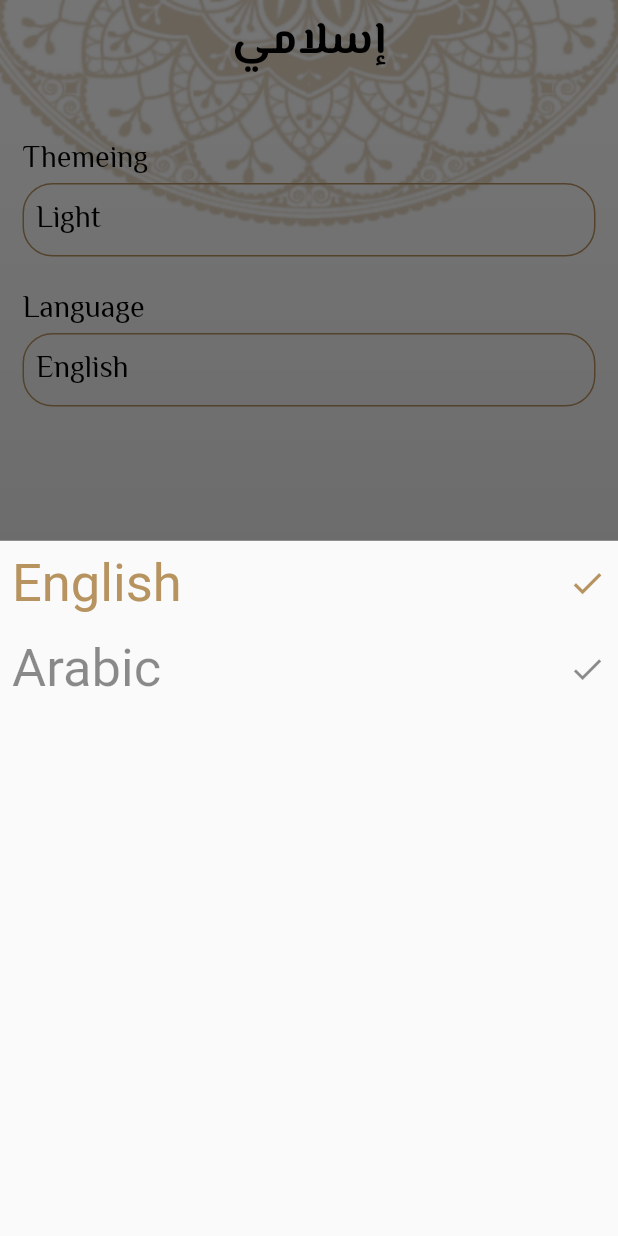
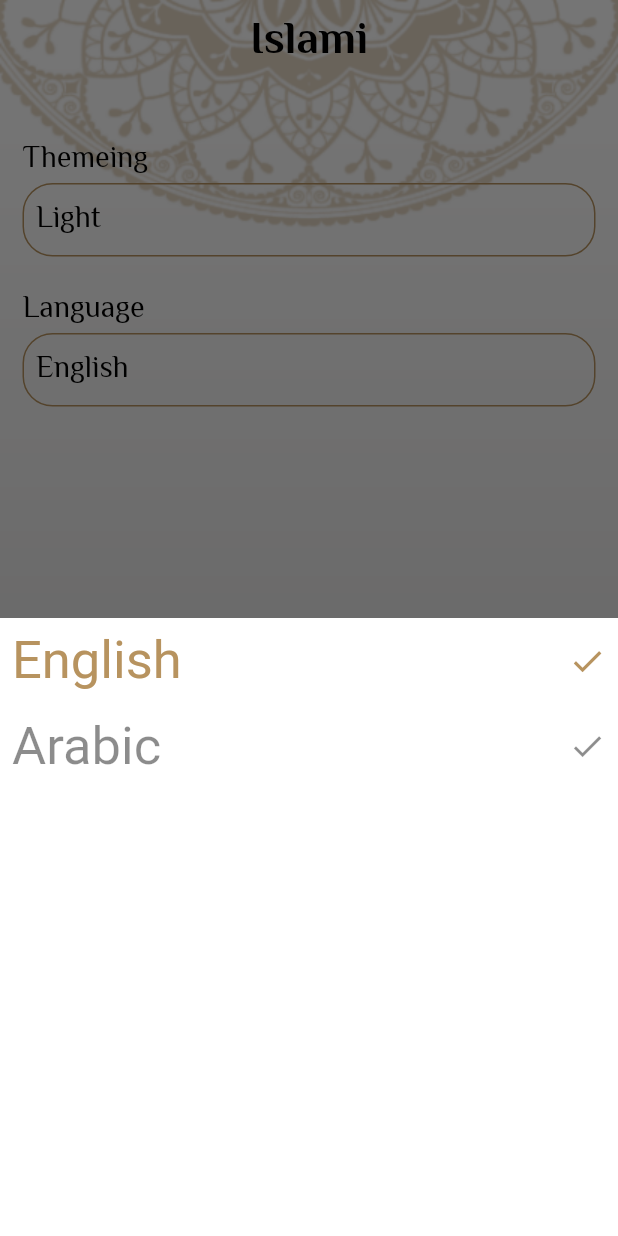
Before and after one commit to salmahossam094/islami, a Flutter app: the screen it shows after launch, item 5 of the bottom bar chosen, after a tap on "English", on a phone screen of 412 x 824 dp. Run offline on Flutter 3.47's test engine with Material 2 defaults, Android fonts, the phone set to English and light mode, and no system bars; our stand-ins replace font_awesome_flutter, google_fonts; generated files the repository leaves out were written again; Roboto replaces fonts that are missing (Jomhuria).

Commit message:
add localization

```diff
--- /dev/null
+++ b/l10n.yaml
@@ -0,0 +1,3 @@
+arb-dir: lib/l10n
+template-arb-file: app_en.arb
+output-localization-file: app_localizations.dart
--- a/lib/home.dart
+++ b/lib/home.dart
@@ -3,7 +3,7 @@ import 'package:islami/tabs/ahadeth.dart';
 import 'package:islami/tabs/radio.dart';
 import 'package:islami/tabs/sebha.dart';
 import 'package:islami/tabs/settings.dart';
-
+import 'package:flutter_gen/gen_l10n/app_localizations.dart';
 import 'tabs/quran.dart';
 
 List<Widget> tabs = [
@@ -46,7 +46,7 @@ class _HomeScreenState extends State<HomeScreen> with WidgetsBindingObserver {
         Scaffold(
           appBar: AppBar(
             title: Text(
-              'إسلامي',
+              AppLocalizations.of(context)!.appTitle,
               style: Theme.of(context).textTheme.bodyLarge,
             ),
           ),
@@ -61,21 +61,21 @@ class _HomeScreenState extends State<HomeScreen> with WidgetsBindingObserver {
             items: [
               BottomNavigationBarItem(
                   backgroundColor: Theme.of(context).primaryColor,
-                  label: 'الراديو',
+                  label: AppLocalizations.of(context)!.radio,
                   icon: const ImageIcon(
                     AssetImage('assets/images/radio.png'),
                     size: 28,
                   )),
               BottomNavigationBarItem(
                   backgroundColor: Theme.of(context).primaryColor,
-                  label: 'السبحة',
+                  label: AppLocalizations.of(context)!.sebha,
                   icon: const ImageIcon(
                     AssetImage('assets/images/sebha.png'),
                     size: 28,
                   )),
               BottomNavigationBarItem(
                 backgroundColor: Theme.of(context).primaryColor,
-                label: 'أحاديث',
+                label: AppLocalizations.of(context)!.ahadeth,
                 icon: const ImageIcon(
                   AssetImage('assets/images/ahadeth.png'),
                   size: 28,
@@ -83,14 +83,14 @@ class _HomeScreenState extends State<HomeScreen> with WidgetsBindingObserver {
               ),
               BottomNavigationBarItem(
                   backgroundColor: Theme.of(context).primaryColor,
-                  label: 'القرآن',
+                  label: AppLocalizations.of(context)!.quran,
                   icon: const ImageIcon(
                     AssetImage('assets/images/quran.png'),
                     size: 28,
                   )),
               BottomNavigationBarItem(
                   backgroundColor: Theme.of(context).primaryColor,
-                  label: 'الإعدادات',
+                  label: AppLocalizations.of(context)!.settings,
                   icon: const Icon(
                     Icons.settings,
                     size: 28,
--- a/lib/main.dart
+++ b/lib/main.dart
@@ -1,10 +1,12 @@
 import 'package:flutter/material.dart';
+import 'package:flutter_localizations/flutter_localizations.dart';
 import 'package:islami/hadeth_details.dart';
 import 'package:islami/my_theme.dart';
 import 'package:islami/providers/my_provider.dart';
 import 'package:islami/sura_details.dart';
 import 'package:provider/provider.dart';
 import 'home.dart';
+import 'package:flutter_gen/gen_l10n/app_localizations.dart';
 
 void main() {
   return runApp(ChangeNotifierProvider(
@@ -16,6 +18,17 @@ class MyApp extends StatelessWidget {
   Widget build(BuildContext context) {
     var provider = Provider.of<MyProvider>(context);
     return MaterialApp(
+      localizationsDelegates: [
+        AppLocalizations.delegate,
+        GlobalMaterialLocalizations.delegate,
+        GlobalWidgetsLocalizations.delegate,
+        GlobalCupertinoLocalizations.delegate,
+      ],
+      supportedLocales: [
+        Locale('en'), // English
+        Locale('ar'),
+      ],
+     locale: Locale(provider.Language),
       themeMode: provider.themeMode,
       theme: MyThemeData.lightTheme,
       darkTheme: MyThemeData.darkTheme,
--- a/lib/my_theme.dart
+++ b/lib/my_theme.dart
@@ -36,10 +36,10 @@ class MyThemeData {
       bottomNavigationBarTheme: BottomNavigationBarThemeData(
         backgroundColor: lightColor,
         selectedItemColor: Colors.black,
-        selectedLabelStyle: const TextStyle(color: Colors.black, fontSize: 12),
+        selectedLabelStyle:  GoogleFonts.elMessiri(color: Colors.black, fontSize: 18,fontWeight: FontWeight.w600),
         unselectedItemColor: Colors.white,
         unselectedLabelStyle:
-            const TextStyle(color: Colors.white, fontSize: 12),
+            GoogleFonts.elMessiri(color: Colors.white,fontSize: 18,fontWeight: FontWeight.w600),
       ));
   static ThemeData darkTheme = ThemeData(
     primaryColor: darkColor,
@@ -54,8 +54,9 @@ class MyThemeData {
         backgroundColor: darkColor,
         selectedItemColor: darkColorIcon,
         selectedLabelStyle:
-            const TextStyle(color: Color(0xFFFACC1D), fontSize: 12),
+            const TextStyle(color: Color(0xFFFACC1D), fontSize: 18,fontWeight: FontWeight.w600),
         unselectedItemColor: Colors.white,
+        unselectedLabelStyle: const TextStyle( fontSize: 18,fontWeight: FontWeight.w600),
       ),
       textTheme: TextTheme(
         bodyLarge: GoogleFonts.elMessiri(
--- a/lib/providers/my_provider.dart
+++ b/lib/providers/my_provider.dart
@@ -2,10 +2,15 @@ import 'package:flutter/material.dart';
 
 class MyProvider extends ChangeNotifier {
   ThemeMode themeMode = ThemeMode.light;
+  String Language = 'en';
 
   changeTheme(ThemeMode mode) {
     themeMode = mode;
     notifyListeners();
   }
 
+  chageLanguage(String lang) {
+    Language = lang;
+    notifyListeners();
+  }
 }
--- /dev/null
+++ b/lib/showLanguage_bottomSheet.dart
@@ -0,0 +1,77 @@
+import 'package:flutter/material.dart';
+import 'package:islami/providers/my_provider.dart';
+import 'package:provider/provider.dart';
+import 'package:flutter_gen/gen_l10n/app_localizations.dart';
+
+class ShowLanguageBottomSheet extends StatelessWidget {
+  const ShowLanguageBottomSheet({Key? key}) : super(key: key);
+
+  @override
+  Widget build(BuildContext context) {
+    var pro = Provider.of<MyProvider>(context);
+    return Container(
+        height: MediaQuery.of(context).size.height * .5,
+        child: Column(
+          children: [
+            Padding(
+              padding: const EdgeInsets.all(8.0),
+              child: InkWell(
+                onTap: () {
+                  pro.chageLanguage('en');
+                },
+                child: Row(
+                  children: [
+                    Text(
+                      AppLocalizations.of(context)!.english,
+                      style: Theme.of(context).textTheme.bodyMedium?.copyWith(
+                          color: pro.Language == 'en'
+                              ? Theme.of(context).primaryColor
+                              : Colors.black45,
+                          fontWeight: FontWeight.w400,
+                          fontSize: 35),
+                    ),
+                    Spacer(),
+                    Icon(
+                      Icons.done,
+                      color: pro.Language == 'en'
+                          ? Theme.of(context).primaryColor
+                          : Colors.black45,
+                      size: 25,
+                    )
+                  ],
+                ),
+              ),
+            ),
+            Padding(
+              padding: const EdgeInsets.all(8.0),
+              child: InkWell(
+                onTap: () {
+                  pro.chageLanguage('ar');
+                },
+                child: Row(
+                  children: [
+                    Text(
+                      AppLocalizations.of(context)!.arabic,
+                      style: Theme.of(context).textTheme.bodyMedium?.copyWith(
+                          color: pro.Language == 'ar'
+                              ? Theme.of(context).primaryColor
+                              : Colors.black45,
+                          fontWeight: FontWeight.w400,
+                          fontSize: 35),
+                    ),
+                    Spacer(),
+                    Icon(
+                      Icons.done,
+                      color: pro.Language == 'ar'
+                          ? Theme.of(context).primaryColor
+                          : Colors.black45,
+                      size: 25,
+                    )
+                  ],
+                ),
+              ),
+            ),
+          ],
+        ));
+  }
+}
--- a/lib/tabs/ahadeth.dart
+++ b/lib/tabs/ahadeth.dart
@@ -1,7 +1,7 @@
 import 'package:flutter/material.dart';
 import 'package:flutter/services.dart';
 import 'package:islami/hadeth_details.dart';
-
+import 'package:flutter_gen/gen_l10n/app_localizations.dart';
 import '../models/hadeth_model.dart';
 import '../my_theme.dart';
 
@@ -31,7 +31,7 @@ class _AhadethTabState extends State<AhadethTab> {
                 : MyThemeData.darkColorIcon,
           ),
           Text(
-            'الأحاديث',
+           AppLocalizations.of(context)!.ahadeth,
             style: Theme.of(context).textTheme.bodySmall,
           ),
           Divider(
--- a/lib/tabs/settings.dart
+++ b/lib/tabs/settings.dart
@@ -1,7 +1,9 @@
 import 'package:flutter/material.dart';
 import 'package:islami/providers/my_provider.dart';
+import 'package:islami/showLanguage_bottomSheet.dart';
 import 'package:islami/showTheme_bottomSheet.dart';
 import 'package:provider/provider.dart';
+import 'package:flutter_gen/gen_l10n/app_localizations.dart';
 
 class SettingsTab extends StatefulWidget {
   static const String routeName = 'settings';
@@ -23,7 +25,7 @@ class _SettingsTabState extends State<SettingsTab> {
             height: 20,
           ),
           Text(
-            'Themeing',
+            AppLocalizations.of(context)!.themeing,
             style:
                 Theme.of(context).textTheme.bodySmall?.copyWith(fontSize: 20),
           ),
@@ -34,14 +36,17 @@ class _SettingsTabState extends State<SettingsTab> {
             child: Container(
               width: double.infinity,
               decoration: BoxDecoration(
-                  border: Border.all(color: Theme.of(context).primaryColor),
+                  border: Border.all(
+                      color: Theme.of(context).brightness == Brightness.light
+                          ? Theme.of(context).primaryColor
+                          : Colors.white),
                   borderRadius: BorderRadius.circular(20)),
               child: Padding(
                 padding: const EdgeInsets.all(8.0),
                 child: Text(
                     Theme.of(context).brightness == Brightness.light
-                        ? 'Light'
-                        : 'Dark',
+                        ? AppLocalizations.of(context)!.light
+                        : AppLocalizations.of(context)!.dark,
                     style: Theme.of(context)
                         .textTheme
                         .bodySmall
@@ -53,82 +58,28 @@ class _SettingsTabState extends State<SettingsTab> {
             height: 20,
           ),
           Text(
-            'Language',
+            AppLocalizations.of(context)!.language,
             style:
                 Theme.of(context).textTheme.bodySmall?.copyWith(fontSize: 20),
           ),
           InkWell(
             onTap: () {
-              showModalBottomSheet(
-                context: context,
-                builder: (context) {
-                  return Column(
-                    children: [
-                      Padding(
-                        padding: const EdgeInsets.all(8.0),
-                        child: Row(
-                          children: [
-                            Text(
-                              'English',
-                              style: Theme.of(context)
-                                  .textTheme
-                                  .bodyMedium
-                                  ?.copyWith(
-                                      color: Theme.of(context).primaryColor,
-                                      fontWeight: FontWeight.w400,
-                                      fontSize: 35),
-                            ),
-                            Spacer(),
-                            Icon(
-                              Icons.done,
-                              color: Theme.of(context).primaryColor,
-                              size: 25,
-                            )
-                          ],
-                        ),
-                      ),
-                      Padding(
-                        padding: const EdgeInsets.all(8.0),
-                        child: Row(
-                          children: [
-                            Text(
-                              'Arabic',
-                              style: Theme.of(context)
-                                  .textTheme
-                                  .bodyMedium
-                                  ?.copyWith(
-                                      color: Theme.of(context).brightness ==
-                                              Brightness.light
-                                          ? Colors.black45
-                                          : Colors.white,
-                                      fontWeight: FontWeight.w400,
-                                      fontSize: 35),
-                            ),
-                            Spacer(),
-                            Icon(
-                              Icons.done,
-                              color: Theme.of(context).brightness ==
-                                      Brightness.light
-                                  ? Colors.black45
-                                  : Colors.white,
-                              size: 25,
-                            )
-                          ],
-                        ),
-                      ),
-                    ],
-                  );
-                },
-              );
+              showLanguageSheet();
             },
             child: Container(
               width: double.infinity,
               decoration: BoxDecoration(
-                  border: Border.all(color: Theme.of(context).primaryColor),
+                  border: Border.all(
+                      color: Theme.of(context).brightness == Brightness.light
+                          ? Theme.of(context).primaryColor
+                          : Colors.white),
                   borderRadius: BorderRadius.circular(20)),
               child: Padding(
                 padding: const EdgeInsets.all(8.0),
-                child: Text('English',
+                child: Text(
+                    prov.Language == 'ar'
+                        ? AppLocalizations.of(context)!.arabic
+                        : AppLocalizations.of(context)!.english,
                     style: Theme.of(context)
                         .textTheme
                         .bodySmall
@@ -141,8 +92,18 @@ class _SettingsTabState extends State<SettingsTab> {
     );
   }
 
+  showLanguageSheet() {
+    showModalBottomSheet(
+        backgroundColor: Theme.of(context).brightness==Brightness.light?Colors.white:Colors.white,
+        context: context,
+        builder: (context) {
+          return ShowLanguageBottomSheet();
+        });
+  }
+
   showThemeSheet() {
     showModalBottomSheet(
+
         context: context,
         builder: (context) {
           return ShowThemeBottomSheet();
--- a/pubspec.yaml
+++ b/pubspec.yaml
@@ -38,6 +38,9 @@ dependencies:
   google_fonts: ^4.0.3
   font_awesome_flutter: ^10.4.0
   provider: ^6.0.5
+  flutter_localizations:
+    sdk: flutter
+  intl: any
 
 
 
@@ -57,6 +60,7 @@ dev_dependencies:
 
 # The following section is specific to Flutter packages.
 flutter:
+  generate: true
 
   # The following line ensures that the Material Icons font is
   # included with your application, so that you can use the icons in
```
Also changed, not shown: lib/l10n/app_ar.arb (added, +17 -0 lines), lib/l10n/app_en.arb (added, +17 -0 lines), lib/tabs/quran.dart (+13 -8 lines), pubspec.lock.
